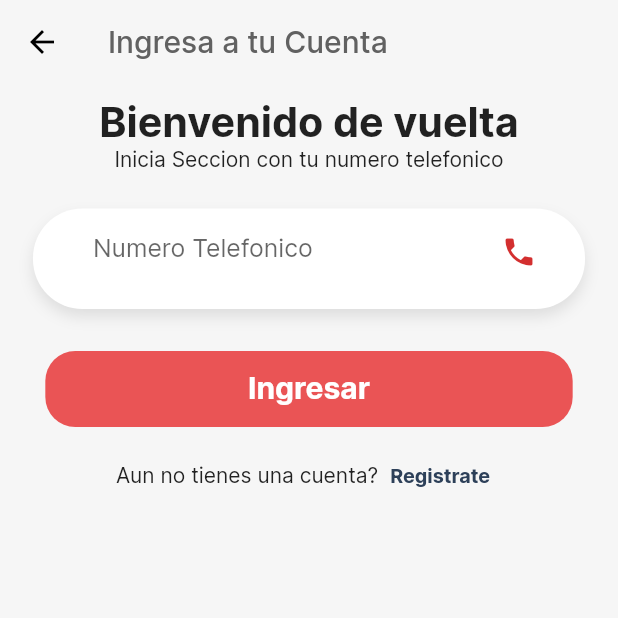
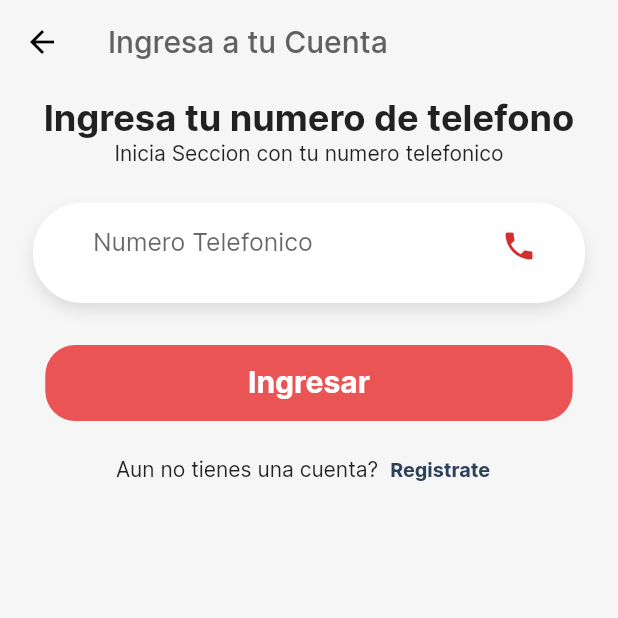
Before and after one commit to ancerox/BP, a Flutter app: the LoginPage screen opened by its route, on a phone screen of 412 x 824 dp, the top half of it. Run offline on Flutter 3.47's test engine with Material 2 defaults, Android fonts, the phone set to English and light mode, and no system bars; our stand-ins replace circular_countdown_timer, cloud_firestore, firebase_auth, firebase_core, flutter_svg, pinput; accounts and stored records are empty.

Commit message:
Login & register Funcitions 0.1.0

```diff
--- a/lib/Screens/log in/login_S.dart
+++ b/lib/Screens/log in/login_S.dart
@@ -1,9 +1,14 @@
 import 'package:bp/Components/CustomImput.dart';
 import 'package:bp/Components/customButton.dart';
 import 'package:bp/Screens/Register/Register_P.dart';
+import 'package:bp/Screens/codeSms/CodeSms_S.dart';
+import 'package:bp/services/user_services.dart';
+import 'package:cloud_firestore/cloud_firestore.dart';
+import 'package:firebase_auth/firebase_auth.dart';
 import 'package:flutter/material.dart';
 import 'package:bp/colors.dart';
 import 'package:bp/size_config.dart';
+import 'package:provider/provider.dart';
 
 class LoginPage extends StatefulWidget {
   LoginPage({Key key}) : super(key: key);
@@ -14,13 +19,20 @@ class LoginPage extends StatefulWidget {
 }
 
 GlobalKey<FormState> _formKey = GlobalKey<FormState>();
+TextEditingController _phoneCtroller = TextEditingController();
+
+bool errorText = false;
 
 class _LoginPageState extends State<LoginPage> {
   @override
   Widget build(BuildContext context) {
     SizeConfig().init(context);
 
-    return Scaffold(
+    final provider = Provider.of<UserServices>(context);
+
+    return provider.smsScreen
+        ? SmsPage()
+        : Scaffold(
             appBar: AppBar(
               title: Text(
                 'Ingresa a tu Cuenta',
@@ -41,9 +53,9 @@ class _LoginPageState extends State<LoginPage> {
           children: [
             SizedBox(height: SizeConfig.screenHeight * 0.01),
             Text(
-              'Bienvenido de vuelta',
+              'Ingresa tu numero de telefono',
               style:
-                  TextStyle(fontSize: getPSW(25), fontWeight: FontWeight.bold),
+                  TextStyle(fontSize: getPSW(22), fontWeight: FontWeight.bold),
             ),
             Text(
               'Inicia Seccion con tu numero telefonico ',
@@ -51,11 +63,22 @@ class _LoginPageState extends State<LoginPage> {
             ),
             SizedBox(height: SizeConfig.screenHeight * 0.03),
             Form(
-              // key: _formKey,
+              key: _formKey,
               child: customImput(
+                textController: _phoneCtroller,
+                onChanged: (value) {
+                  if (value.length > 0) {
+                    setState(() {
+                      errorText = false;
+                    });
+                  }
+                },
                 validator: (value) {
                   if (value.isEmpty) {
-                    print('no funciona');
+                    setState(() {
+                      errorText = true;
+                    });
+                    return '';
                   }
                 },
                 isPassword: false,
@@ -64,12 +87,21 @@ class _LoginPageState extends State<LoginPage> {
                 keyboardType: TextInputType.phone,
               ),
             ),
+            errorText
+                ? Row(children: [
+                    Icon(Icons.error, color: kSecundary),
+                    SizedBox(
+                      width: getPSW(8),
+                    ),
+                    Text('Ingrese un numero telefonico')
+                  ])
+                : Container(),
             CustomButton(
                 text: 'Ingresar',
                 context: context,
                 pressd: () {
                   if (_formKey.currentState.validate()) {
-                    print('validado');
+                    decider();
                   } else {
                     print('no se puede validar');
                   }
@@ -79,9 +111,8 @@ class _LoginPageState extends State<LoginPage> {
               children: [
                 Text('Aun no tienes una cuenta?'),
                 TextButton(
-                  onPressed: () {
-                    Navigator.pushReplacementNamed(
-                        context, RegisterPage.routeName);
+                  onPressed: () async {
+                    await FirebaseAuth.instance.signOut();
                   },
                   child: Text(
                     'Registrate',
@@ -98,4 +129,11 @@ class _LoginPageState extends State<LoginPage> {
       )),
     );
   }
+
+  decider() async {
+    final provider = Provider.of<UserServices>(context, listen: false);
+
+    //verify phoneNum
+    provider.verifyPhone(_phoneCtroller.text);
   }
+}
--- a/lib/main.dart
+++ b/lib/main.dart
@@ -1,4 +1,5 @@
 import 'package:bp/Screens/Register/Register_P.dart';
+import 'package:bp/Screens/log%20in/login_S.dart';
 
 import 'package:bp/routes.dart';
 import 'package:bp/services/user_services.dart';
@@ -31,7 +32,7 @@ class MyApp extends StatelessWidget {
           debugShowCheckedModeBanner: false,
           theme: themedata(),
           title: 'Material App',
-          home: RegisterPage()),
+          home: LoginPage()),
     );
   }
 }
--- a/lib/routes.dart
+++ b/lib/routes.dart
@@ -1,3 +1,4 @@
+import 'package:bp/Screens/HomePage/Home_page.dart';
 import 'package:bp/Screens/codeSms/CodeSms_S.dart';
 import 'package:bp/Screens/log%20in/login_S.dart';
 import 'package:flutter/material.dart';
@@ -7,5 +8,6 @@ import 'Screens/Register/Register_P.dart';
 Map<String, WidgetBuilder> routes = {
   LoginPage.routeName: (_) => LoginPage(),
   RegisterPage.routeName: (_) => RegisterPage(),
-  SmsPage.route: (_) => SmsPage()
+  SmsPage.route: (_) => SmsPage(),
+  HomePage.route: (_) => HomePage(),
 };
```
Also changed, not shown: lib/Screens/HomePage/Home_page.dart (+8 -1 lines), lib/Screens/Register/Register_P.dart (+44 -29 lines), lib/Screens/codeSms/CodeSms_S.dart (+61 -6 lines), lib/models/user_models.dart (+9 -9 lines), lib/services/user_services.dart (+46 -5 lines), 1 other file. Lines whose indentation alone changed are shown as unchanged.
